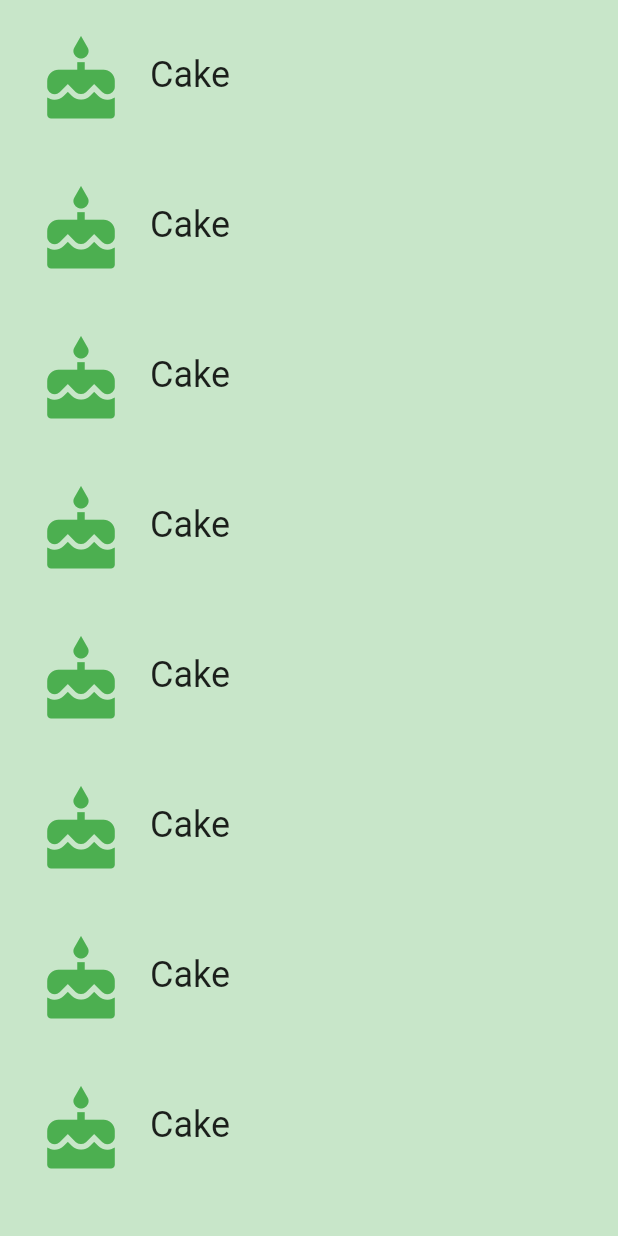
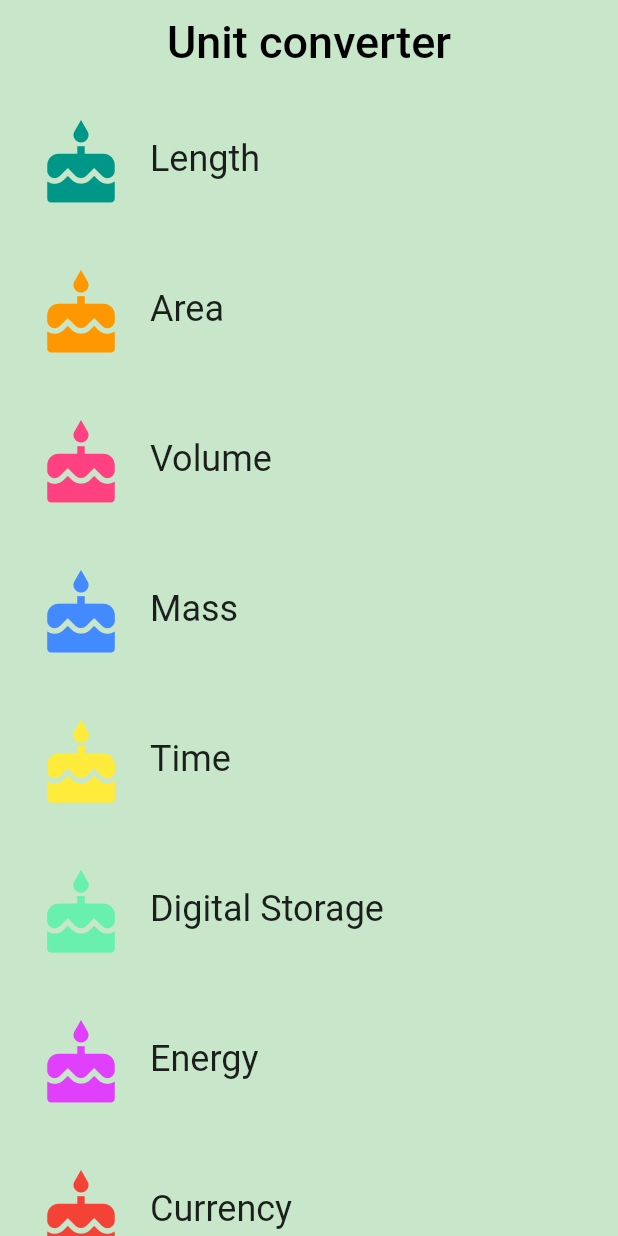
Before and after one commit to liyincode/study-flutter, a Flutter app: the screen it shows after launch, on a phone screen of 412 x 824 dp. Run offline on Flutter 3.47's test engine with Material 2 defaults, Android fonts, the phone set to English and light mode, and no system bars.

Commit message:
实现多个 category widget 的屏幕展示

```diff
--- a/t03_category_route/lib/category.dart
+++ b/t03_category_route/lib/category.dart
@@ -1,4 +1,3 @@
-
 // https://www.dartlang.org/guides/language/effective-dart/style#ordering
 import 'package:flutter/material.dart';
 
@@ -23,7 +22,10 @@ class Category extends StatelessWidget {
       {Key key,
       @required this.name,
       @required this.color,
-      @required this.iconLocation});
+      @required this.iconLocation})
+      : assert(name != null),
+        assert(color != null),
+        assert(iconLocation != null);
 
   /// Builds a custom widget that shows [Category] information.
   ///
@@ -72,7 +74,6 @@ class Category extends StatelessWidget {
                       style: Theme.of(context).textTheme.headline,
                     ),
                   ),
-
                 ],
               )),
         ),
--- /dev/null
+++ b/t03_category_route/lib/category_route.dart
@@ -0,0 +1,88 @@
+import 'package:flutter/material.dart';
+import 'package:t03_category_route/category.dart';
+
+final _backgroundColor = Colors.green[100];
+
+/// Category Route (screen).
+///
+/// This is the 'home' screen of the Unit Converter. It shows a header and
+/// a list of [Categories].
+///
+/// While it is named CategoryRoute, a more apt name would be CategoryScreen,
+/// because it is responsible for the UI at the route's destination.
+class CategoryRoute extends StatelessWidget {
+  const CategoryRoute();
+
+  // category widegt 的名字集合
+  static const _categoryNames = <String>[
+    'Length',
+    'Area',
+    'Volume',
+    'Mass',
+    'Time',
+    'Digital Storage',
+    'Energy',
+    'Currency',
+  ];
+
+  // category 集合的每个 widget 的颜色
+  static const _baseColors = <Color>[
+    Colors.teal,
+    Colors.orange,
+    Colors.pinkAccent,
+    Colors.blueAccent,
+    Colors.yellow,
+    Colors.greenAccent,
+    Colors.purpleAccent,
+    Colors.red,
+  ];
+
+  // 构造可滚动的 widge
+  Widget _buildCategoryWidget(List<Widget> categories) {
+    return ListView.builder(
+      // 子视图
+      itemBuilder: (BuildContext context, int index) => categories[index],
+      // 视图的个数
+      itemCount: categories.length,
+    );
+  }
+
+  @override
+  Widget build(BuildContext context) {
+    // 定义一个以 category.dart 的集合
+    final categories = <Category>[];
+
+    // 通过遍历组合 categories
+    for (var i = 0; i < _categoryNames.length; i++) {
+      categories.add(Category(
+          name: _categoryNames[i],
+          color: _baseColors[i],
+          iconLocation: Icons.cake));
+    }
+
+    // 初始化一个以名为 listView 的 Container widget 组件
+    final listView = Container(
+      color: _backgroundColor,
+      child: _buildCategoryWidget(categories),
+    );
+
+    // 定义 appBar
+    final appBar = AppBar(
+      elevation: 0.0,
+      title: Text(
+        'Unit converter',
+        style: TextStyle(
+          color: Colors.black,
+          fontSize: 30.0,
+        ),
+      ),
+      centerTitle: true,
+      backgroundColor: _backgroundColor,
+    );
+
+    return Scaffold(
+      appBar: appBar,
+      body: listView,
+    );
+  }
+}
--- a/t03_category_route/lib/main.dart
+++ b/t03_category_route/lib/main.dart
@@ -1,76 +1,19 @@
 import 'package:flutter/material.dart';
-import 'package:t03_category_route/category.dart';
 
-// TODO: Pass this information into your custom [Category] widget
-const _categoryName = 'Cake';
-const _categoryIcon = Icons.cake;
-const _categoryColor = Colors.green;
+import 'package:t03_category_route/category_route.dart';
 
 // 主程序
-void main() => runApp(MyApp());
+void main() => runApp(UnitConvertApp());
 
-class MyApp extends StatelessWidget {
+class UnitConvertApp extends StatelessWidget {
   // This widget is the root of your application.
   @override
   Widget build(BuildContext context) {
     return MaterialApp(
-      // 关闭 debug 标签
       debugShowCheckedModeBanner: false,
-      // 头部标题栏
       title: 'Unit Converter',
-      // home 位置为 Scaffold
-      home: Scaffold(
-        // 背景颜色
-        backgroundColor: Colors.green[100],
-        body: Center(
-          // 这个节点是以名为 Category 的 widegt
-          // 传入所需参数
-          child: ListView(
-            children: <Widget>[
-              Category(
-                name: _categoryName,
-                color: _categoryColor,
-                iconLocation: _categoryIcon,
-              ),
-              Category(
-                name: _categoryName,
-                color: _categoryColor,
-                iconLocation: _categoryIcon,
-              ),
-              Category(
-                name: _categoryName,
-                color: _categoryColor,
-                iconLocation: _categoryIcon,
-              ),
-              Category(
-                name: _categoryName,
-                color: _categoryColor,
-                iconLocation: _categoryIcon,
-              ),
-              Category(
-                name: _categoryName,
-                color: _categoryColor,
-                iconLocation: _categoryIcon,
-              ),
-              Category(
-                name: _categoryName,
-                color: _categoryColor,
-                iconLocation: _categoryIcon,
-              ),
-              Category(
-                name: _categoryName,
-                color: _categoryColor,
-                iconLocation: _categoryIcon,
-              ),
-              Category(
-                name: _categoryName,
-                color: _categoryColor,
-                iconLocation: _categoryIcon,
-              ),
-            ],
-          )
-        ),
-      ),
+      // home 位置由
+      home: CategoryRoute(),
     );
   }
 }
```
Also changed, not shown: 2 other files.
